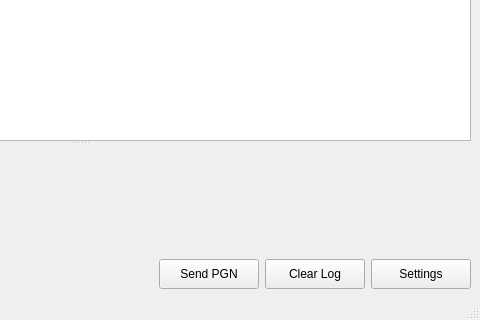
First picture: the form in ui/mainwindow.ui, repository davidhoy/pocotest, before the edit; both pictures show x 320 to 800 and y 280 to 600 of the 800 by 600 pixel window.
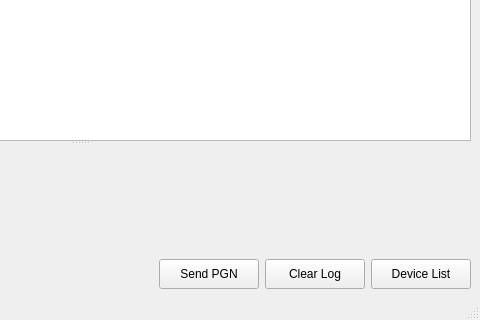
Second picture: the form after the edit.

Commit message: Add Device List Dialog and integrate with MainWindow UI

```diff
--- a/ui/mainwindow.ui
+++ b/ui/mainwindow.ui
@@ -129,7 +129,7 @@
           <item>
            <widget class="QPushButton" name="pushButton">
             <property name="text">
-             <string>Settings</string>
+             <string>Device List</string>
             </property>
             <property name="minimumSize">
              <size>
```
The commit also changes 5 other files.
